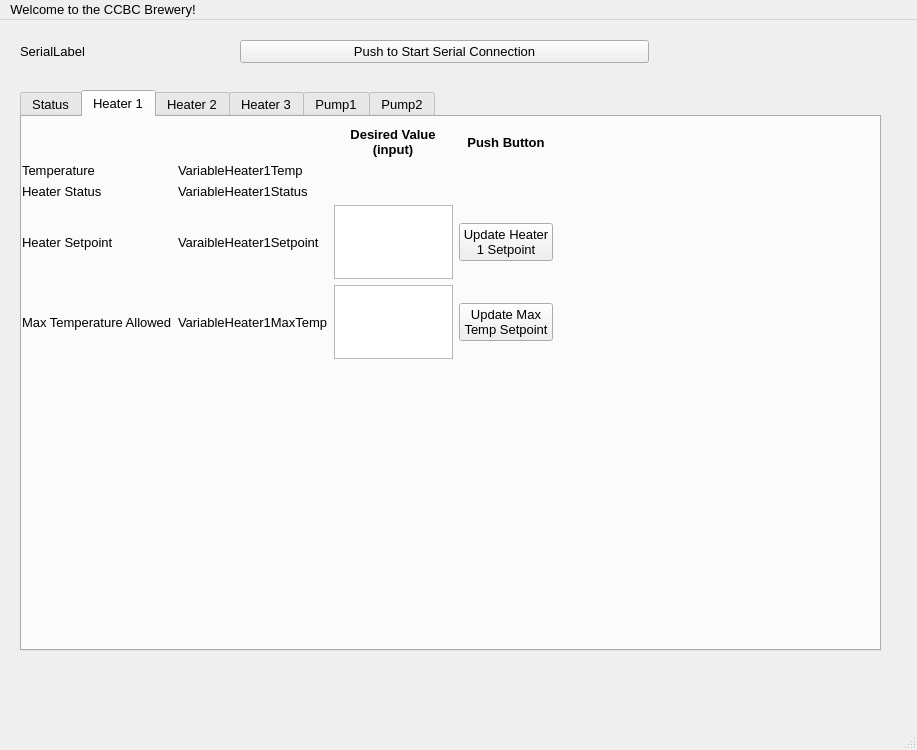
The window that Python/theGUI.ui (elhombrefiero/CCBC) describes before a commit, drawn with Qt 5.
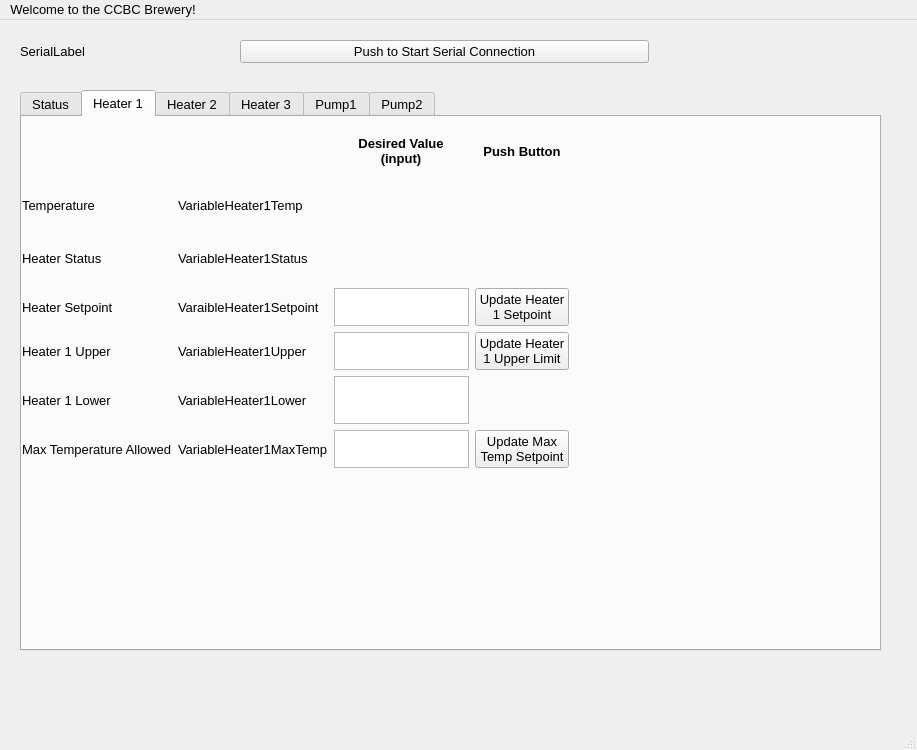
The same window after the commit. The open tabs and pages were chosen to show the change.

Commit message: Initial pressure sensor and pump controller addition. Some GUI updates.

Patch:
```diff
--- a/Python/theGUI.ui
+++ b/Python/theGUI.ui
@@ -32,7 +32,7 @@
      </rect>
     </property>
     <property name="currentIndex">
-     <number>3</number>
+     <number>1</number>
     </property>
     <widget class="QWidget" name="TabStatus">
      <attribute name="title">
@@ -374,11 +374,18 @@
        <rect>
         <x>0</x>
         <y>10</y>
-        <width>531</width>
-        <height>232</height>
+        <width>547</width>
+        <height>341</height>
        </rect>
       </property>
       <layout class="QGridLayout" name="gridLayout_2">
+       <item row="4" column="0">
+        <widget class="QLabel" name="LabelHeater1Upper">
+         <property name="text">
+          <string>Heater 1 Upper</string>
+         </property>
+        </widget>
+       </item>
        <item row="2" column="0">
         <widget class="QLabel" name="LabelHeaterStatus">
          <property name="text">
@@ -386,24 +393,10 @@
          </property>
         </widget>
        </item>
-       <item row="1" column="0">
-        <widget class="QLabel" name="LabelHeater1Temp">
+       <item row="3" column="0">
+        <widget class="QLabel" name="LabelHeaterSetpointName">
          <property name="text">
-          <string>Temperature</string>
-         </property>
-        </widget>
-       </item>
-       <item row="1" column="1">
-        <widget class="QLabel" name="VariableHeater1Temp">
-         <property name="text">
-          <string>VariableHeater1Temp</string>
-         </property>
-        </widget>
-       </item>
-       <item row="2" column="1">
-        <widget class="QLabel" name="VariableHeater1Status">
-         <property name="text">
-          <string>VariableHeater1Status</string>
+          <string>Heater Setpoint</string>
          </property>
         </widget>
        </item>
@@ -422,30 +415,35 @@
          </property>
         </widget>
        </item>
-       <item row="4" column="0">
-        <widget class="QLabel" name="LabelHeater1MaxTemp">
-         <property name="text">
-          <string>Max Temperature Allowed</string>
+       <item row="3" column="2" alignment="Qt::AlignHCenter|Qt::AlignVCenter">
+        <widget class="QTextEdit" name="InputHeater1Setpoint">
+         <property name="sizePolicy">
+          <sizepolicy hsizetype="Expanding" vsizetype="Ignored">
+           <horstretch>0</horstretch>
+           <verstretch>1</verstretch>
+          </sizepolicy>
          </property>
-        </widget>
-       </item>
-       <item row="4" column="1">
-        <widget class="QLabel" name="VariableHeater1MaxTemp">
-         <property name="text">
-          <string>VariableHeater1MaxTemp</string>
+         <property name="minimumSize">
+          <size>
+           <width>0</width>
+           <height>2</height>
+          </size>
          </property>
+         <property name="maximumSize">
+          <size>
+           <width>16777215</width>
+           <height>8777207</height>
+          </size>
+         </property>
         </widget>
        </item>
-       <item row="3" column="0">
-        <widget class="QLabel" name="LabelHeaterSetpointName">
+       <item row="1" column="0">
+        <widget class="QLabel" name="LabelHeater1Temp">
          <property name="text">
-          <string>Heater Setpoint</string>
+          <string>Temperature</string>
          </property>
         </widget>
        </item>
-       <item row="4" column="2" alignment="Qt::AlignHCenter|Qt::AlignVCenter">
-        <widget class="QTextEdit" name="InputHeater1MaxTemp"/>
-       </item>
        <item row="0" column="2" alignment="Qt::AlignHCenter">
         <widget class="QLabel" name="HeaderDesiredValue">
          <property name="font">
@@ -463,16 +461,49 @@
          </property>
         </widget>
        </item>
-       <item row="4" column="3">
-        <widget class="QPushButton" name="ButtonUpdateHeater1MaxTemp">
+       <item row="6" column="0">
+        <widget class="QLabel" name="LabelHeater1MaxTemp">
          <property name="text">
-          <string>Update Max 
-Temp Setpoint</string>
+          <string>Max Temperature Allowed</string>
          </property>
         </widget>
        </item>
-       <item row="3" column="2" alignment="Qt::AlignHCenter|Qt::AlignVCenter">
-        <widget class="QTextEdit" name="InputHeater1Setpoint"/>
+       <item row="6" column="1">
+        <widget class="QLabel" name="VariableHeater1MaxTemp">
+         <property name="text">
+          <string>VariableHeater1MaxTemp</string>
+         </property>
+        </widget>
+       </item>
+       <item row="2" column="1">
+        <widget class="QLabel" name="VariableHeater1Status">
+         <property name="text">
+          <string>VariableHeater1Status</string>
+         </property>
+        </widget>
+       </item>
+       <item row="1" column="1">
+        <widget class="QLabel" name="VariableHeater1Temp">
+         <property name="text">
+          <string>VariableHeater1Temp</string>
+         </property>
+        </widget>
+       </item>
+       <item row="6" column="2" alignment="Qt::AlignHCenter|Qt::AlignVCenter">
+        <widget class="QTextEdit" name="InputHeater1MaxTemp">
+         <property name="sizePolicy">
+          <sizepolicy hsizetype="Expanding" vsizetype="Ignored">
+           <horstretch>0</horstretch>
+           <verstretch>1</verstretch>
+          </sizepolicy>
+         </property>
+         <property name="maximumSize">
+          <size>
+           <width>16777215</width>
+           <height>8777215</height>
+          </size>
+         </property>
+        </widget>
        </item>
        <item row="0" column="3">
         <widget class="QLabel" name="HeaderDesiredValue_2">
@@ -490,6 +521,63 @@
          </property>
         </widget>
        </item>
+       <item row="6" column="3">
+        <widget class="QPushButton" name="ButtonUpdateHeater1MaxTemp">
+         <property name="text">
+          <string>Update Max 
+Temp Setpoint</string>
+         </property>
+        </widget>
+       </item>
+       <item row="5" column="0">
+        <widget class="QLabel" name="LabelHeater1Lower">
+         <property name="text">
+          <string>Heater 1 Lower</string>
+         </property>
+        </widget>
+       </item>
+       <item row="4" column="1">
+        <widget class="QLabel" name="VariableHeater1Upper">
+         <property name="text">
+          <string>VariableHeater1Upper</string>
+         </property>
+        </widget>
+       </item>
+       <item row="5" column="1">
+        <widget class="QLabel" name="VariableHeater1Lower">
+         <property name="text">
+          <string>VariableHeater1Lower</string>
+         </property>
+        </widget>
+       </item>
+       <item row="4" column="2">
+        <widget class="QTextEdit" name="InputHeater1Upper">
+         <property name="sizePolicy">
+          <sizepolicy hsizetype="Expanding" vsizetype="Ignored">
+           <horstretch>0</horstretch>
+           <verstretch>0</verstretch>
+          </sizepolicy>
+         </property>
+        </widget>
+       </item>
+       <item row="5" column="2">
+        <widget class="QTextEdit" name="InputHeater1Lower">
+         <property name="sizePolicy">
+          <sizepolicy hsizetype="Expanding" vsizetype="Ignored">
+           <horstretch>0</horstretch>
+           <verstretch>0</verstretch>
+          </sizepolicy>
+         </property>
+        </widget>
+       </item>
+       <item row="4" column="3">
+        <widget class="QPushButton" name="ButtonUpdateHeater1Upper">
+         <property name="text">
+          <string>Update Heater
+1 Upper Limit</string>
+         </property>
+        </widget>
+       </item>
       </layout>
      </widget>
     </widget>
```
The commit also changes 2 other files.
